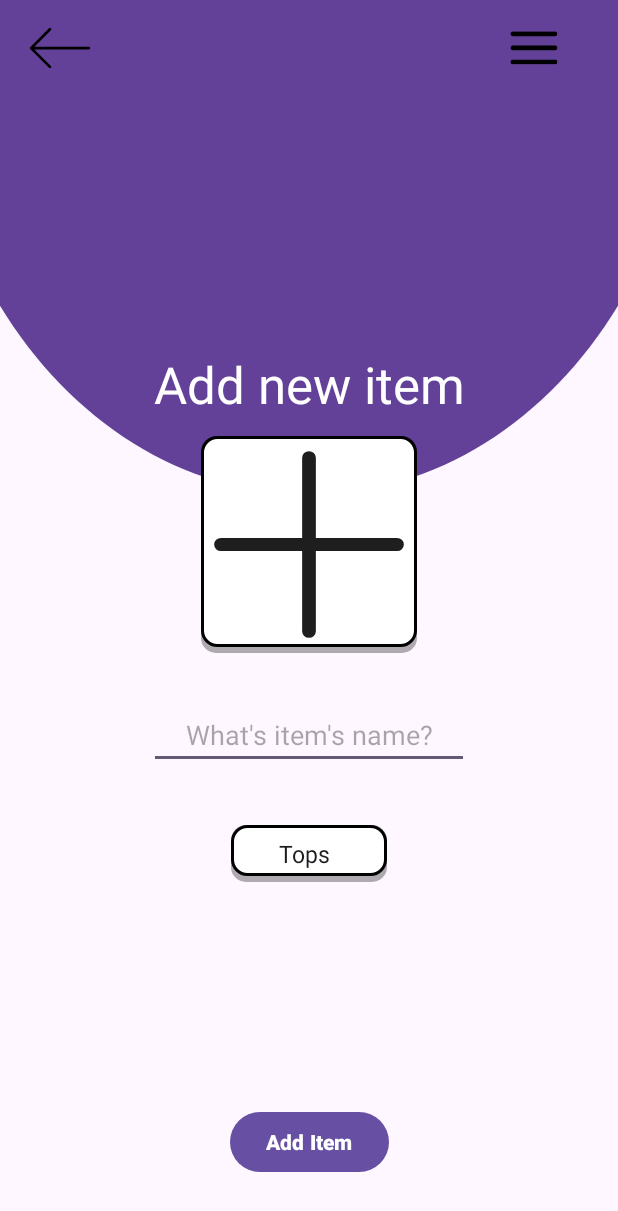
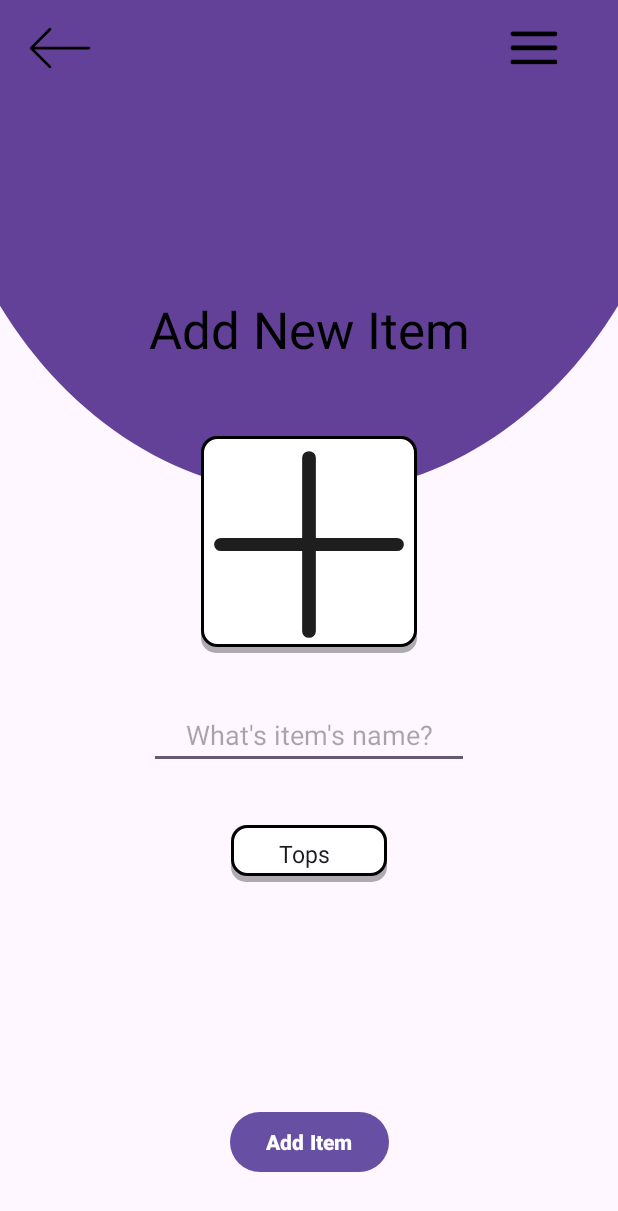
Before and after one commit to KatiePurser/cs4084-group_14, an Android app: the AddClothingItemActivity screen opened directly, with no data from a screen before it, on a phone screen of 412 x 824 dp. Shown: the top 1211 px of the screen. Run offline under Robolectric (Android 15) with nearby library versions, the phone set to English and light mode, and no system bars; our stand-ins replace Room's generated code.

Commit message:
Layout small fixes

```diff
--- a/app/src/main/java/com/example/fashionfriend/addClothingItem/AddClothingItemActivity.java
+++ b/app/src/main/java/com/example/fashionfriend/addClothingItem/AddClothingItemActivity.java
@@ -83,13 +83,14 @@ public class AddClothingItemActivity extends BaseActivity {
         addClothingItemViewModel = new ViewModelProvider(this).get(AddClothingItemViewModel.class);
         addClothingItemViewModel.getInsertClothingItemStatus().observe(this, insertClothingItemStatus -> {
             if (insertClothingItemStatus instanceof AddClothingItemViewModel.InsertClothingItemStatus.Success) {
+                Toast.makeText(this, "Clothing item added successfully!", Toast.LENGTH_SHORT).show();
                 long clothingItemId = ((AddClothingItemViewModel.InsertClothingItemStatus.Success) insertClothingItemStatus).itemId;
                 navigateToViewAndEditClothingItemActivity(clothingItemId);
             } else if (insertClothingItemStatus instanceof AddClothingItemViewModel.InsertClothingItemStatus.Error) {
                 String errorMessage = ((AddClothingItemViewModel.InsertClothingItemStatus.Error) insertClothingItemStatus).message;
                 Toast.makeText(this, errorMessage, Toast.LENGTH_SHORT).show();
             } else if (insertClothingItemStatus instanceof AddClothingItemViewModel.InsertClothingItemStatus.Inserting) {
-                Toast.makeText(this, "Saving clothing item...", Toast.LENGTH_SHORT).show();
+//                Toast.makeText(this, "Saving clothing item...", Toast.LENGTH_SHORT).show();
             }
         });
 
--- a/app/src/main/res/layout/activity_add_clothing_item.xml
+++ b/app/src/main/res/layout/activity_add_clothing_item.xml
@@ -23,15 +23,15 @@
             android:id="@+id/textView"
             android:layout_width="wrap_content"
             android:layout_height="wrap_content"
-            android:text="Add new item"
-            android:textColor="@color/white"
+            android:text="Add New Item"
+            android:textColor="@color/black"
             android:textAppearance="@style/TextAppearance.AppCompat.Display1"
             app:layout_constraintBottom_toTopOf="@id/clothingItemImageViewFrameLayout"
             app:layout_constraintEnd_toEndOf="parent"
             app:layout_constraintHorizontal_bias="0.5"
             app:layout_constraintStart_toStartOf="parent"
             app:layout_constraintTop_toTopOf="parent"
-            app:layout_constraintVertical_bias="0.95" />
+            app:layout_constraintVertical_bias="0.8" />
 
         <FrameLayout
             android:id="@+id/clothingItemImageViewFrameLayout"
--- a/app/src/main/res/layout/activity_create_outfit.xml
+++ b/app/src/main/res/layout/activity_create_outfit.xml
@@ -36,9 +36,8 @@
                 android:layout_width="wrap_content"
                 android:layout_height="wrap_content"
                 android:text="Create Outfit"
-                android:textSize="24sp"
-                android:textStyle="bold"
-                android:textColor="@android:color/white"
+                android:textAppearance="@style/TextAppearance.AppCompat.Display1"
+                android:textColor="@android:color/black"
                 app:layout_constraintEnd_toEndOf="parent"
                 app:layout_constraintStart_toStartOf="parent"
                 app:layout_constraintTop_toTopOf="parent"
--- a/app/src/main/res/layout/activity_view_and_edit_clothing_item.xml
+++ b/app/src/main/res/layout/activity_view_and_edit_clothing_item.xml
@@ -23,15 +23,15 @@
             android:id="@+id/textView"
             android:layout_width="wrap_content"
             android:layout_height="wrap_content"
-            android:text="Your item"
+            android:text="Your Item"
             android:textAppearance="@style/TextAppearance.AppCompat.Display1"
-            android:textColor="@color/white"
+            android:textColor="@color/black"
             app:layout_constraintBottom_toTopOf="@id/clothingItemImageViewFrameLayout"
             app:layout_constraintEnd_toEndOf="parent"
             app:layout_constraintHorizontal_bias="0.5"
             app:layout_constraintStart_toStartOf="parent"
             app:layout_constraintTop_toTopOf="parent"
-            app:layout_constraintVertical_bias="0.95" />
+            app:layout_constraintVertical_bias="0.8" />
 
         <FrameLayout
             android:id="@+id/clothingItemImageViewFrameLayout"
--- a/app/src/main/res/layout/activity_view_and_edit_outfit.xml
+++ b/app/src/main/res/layout/activity_view_and_edit_outfit.xml
@@ -43,7 +43,7 @@
             android:layout_height="wrap_content"
             android:text="Your Outfit"
             android:textAppearance="@style/TextAppearance.AppCompat.Display1"
-            android:textColor="@android:color/white"
+            android:textColor="@android:color/black"
             android:layout_marginTop="16dp"
             app:layout_constraintEnd_toEndOf="parent"
             app:layout_constraintStart_toStartOf="parent"
```
Also changed, not shown: app/src/main/java/com/example/fashionfriend/viewAndEditClothingItem/ViewAndEditClothingItemActivity.java (+3 -4 lines), app/src/main/res/layout/activity_outfit_image.xml (+4 -4 lines).
